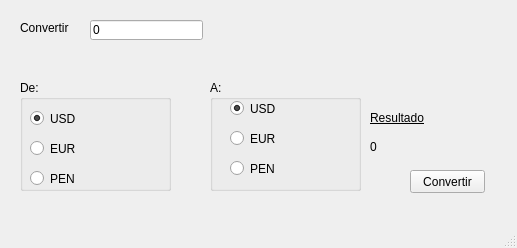
Above: currencyConvert.ui from AbigailPoma/Currencyconvert before the change. Below: the same form after it.
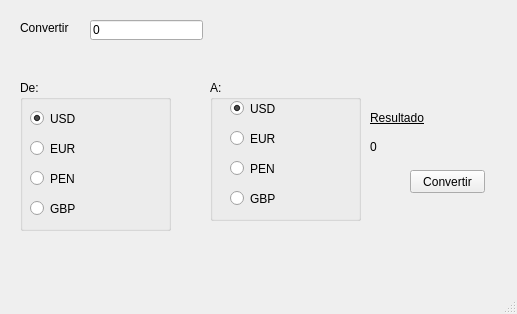
That is the form after the change.

The edit to the form file:
```diff
--- a/currencyConvert.ui
+++ b/currencyConvert.ui
@@ -7,7 +7,7 @@
     <x>0</x>
     <y>0</y>
     <width>517</width>
-    <height>248</height>
+    <height>314</height>
    </rect>
   </property>
   <property name="windowTitle">
@@ -46,7 +46,7 @@
       <x>20</x>
       <y>80</y>
       <width>151</width>
-      <height>111</height>
+      <height>151</height>
      </rect>
     </property>
     <property name="title">
@@ -94,6 +94,19 @@
       <string>PEN</string>
      </property>
     </widget>
+    <widget class="QRadioButton" name="rbDePEN_2">
+     <property name="geometry">
+      <rect>
+       <x>10</x>
+       <y>120</y>
+       <width>82</width>
+       <height>17</height>
+      </rect>
+     </property>
+     <property name="text">
+      <string>GBP</string>
+     </property>
+    </widget>
    </widget>
    <widget class="QGroupBox" name="gbA">
     <property name="geometry">
@@ -101,7 +114,7 @@
       <x>210</x>
       <y>80</y>
       <width>151</width>
-      <height>111</height>
+      <height>141</height>
      </rect>
     </property>
     <property name="title">
@@ -149,6 +162,19 @@
       <string>PEN</string>
      </property>
     </widget>
+    <widget class="QRadioButton" name="rbDePEN_3">
+     <property name="geometry">
+      <rect>
+       <x>20</x>
+       <y>110</y>
+       <width>82</width>
+       <height>17</height>
+      </rect>
+     </property>
+     <property name="text">
+      <string>GBP</string>
+     </property>
+    </widget>
    </widget>
    <widget class="QLabel" name="lblResultado">
     <property name="geometry">
```
Left out of the diff: 2 changed lines with no effect on the pictures.
